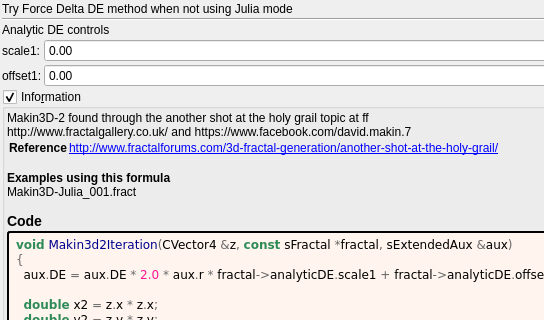
Qt form mandelbulber2/formula/ui/makin3d2.ui (buddhi1980/mandelbulber2) before a commit; both pictures show x 0 to 544 and y 0 to 320 of the 745 by 472 pixel window.
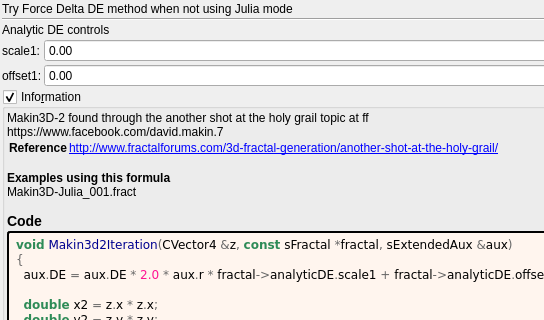
The same form after that commit. Custom widgets are drawn as their Qt base class.

Patch:
```diff
--- a/mandelbulber2/formula/ui/makin3d2.ui
+++ b/mandelbulber2/formula/ui/makin3d2.ui
@@ -157,7 +157,7 @@
       <item>
        <widget class="QLabel" name="label_information_general">
         <property name="text">
-         <string notr="true">&lt;p&gt;Makin3D-2 found through the another shot at the holy grail topic at ff&lt;br&gt;http://www.fractalgallery.co.uk/ and https://www.facebook.com/david.makin.7&lt;/p&gt;&lt;table&gt;
+         <string notr="true">&lt;p&gt;Makin3D-2 found through the another shot at the holy grail topic at ff&lt;br&gt;https://www.facebook.com/david.makin.7&lt;/p&gt;&lt;table&gt;
 &lt;tr&gt;&lt;th&gt;Reference&lt;/th&gt;&lt;td&gt;&lt;a href=&quot;http://www.fractalforums.com/3d-fractal-generation/another-shot-at-the-holy-grail/&quot;&gt;http://www.fractalforums.com/3d-fractal-generation/another-shot-at-the-holy-grail/&lt;br&gt;
 &lt;/td&gt;&lt;/tr&gt;
 &lt;/table&gt;
```
